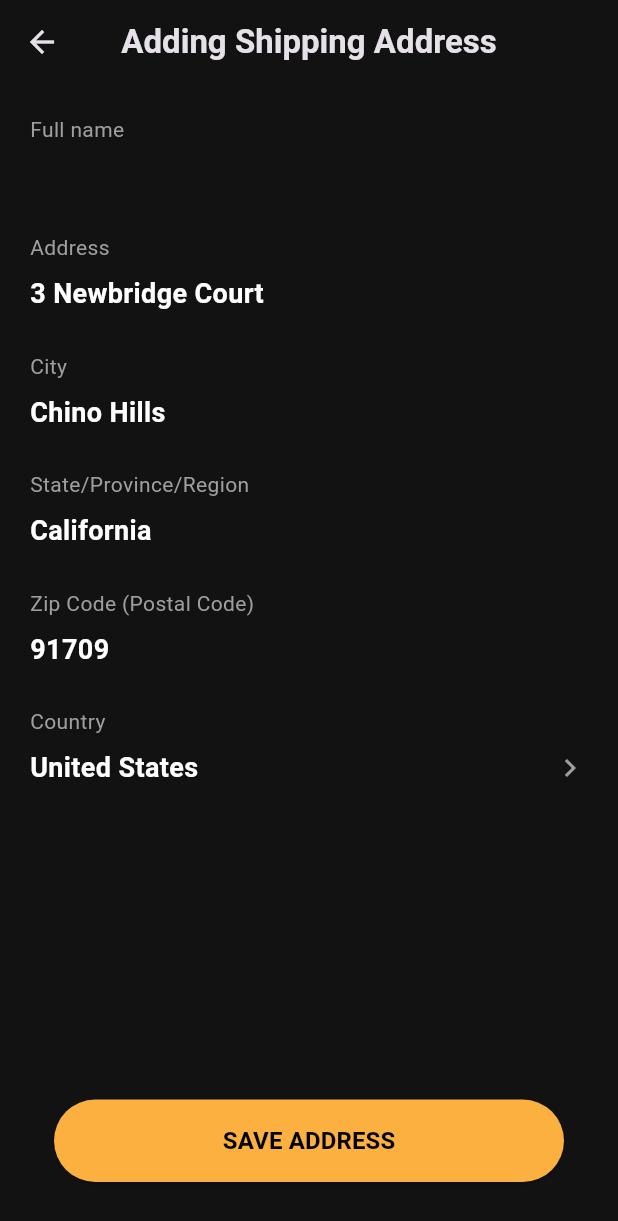
After one commit to LumeoLK/Lumeo-App, a Flutter app: the AddShippingAddressPage screen opened directly, on a phone screen of 412 x 824 dp. The commit adds this screen. Shown: the top 1221 px of the screen. Run offline on Flutter 3.47's test engine with Material 3 defaults, Android fonts, the phone set to English and light mode, and no system bars; our stand-ins replace flutter_riverpod, get, google_sign_in, shared_preferences, socket_io_client, video_player; accounts and stored records are empty.

Commit message:
add shipping adresspage added and connected to cart

```diff
--- /dev/null
+++ b/demo/lib/pages/add_shipping_address.dart
@@ -0,0 +1,108 @@
+import 'package:flutter/material.dart';
+import 'reserve_success.dart';
+
+class AddShippingAddressPage extends StatelessWidget {
+  const AddShippingAddressPage({super.key});
+
+  @override
+  Widget build(BuildContext context) {
+    return Scaffold(
+      backgroundColor: const Color(0xFF121212),
+      appBar: AppBar(
+        backgroundColor: Colors.transparent,
+        elevation: 0,
+        leading: const Icon(Icons.arrow_back),
+        title: const Text(
+          "Adding Shipping Address",
+          style: TextStyle(fontWeight: FontWeight.w600),
+        ),
+        centerTitle: true,
+      ),
+      body: Padding(
+        padding: const EdgeInsets.symmetric(horizontal: 20),
+        child: Column(
+          children: [
+            const SizedBox(height: 20),
+
+            _buildField("Full name", ""),
+            _buildField("Address", "3 Newbridge Court"),
+            _buildField("City", "Chino Hills"),
+            _buildField("State/Province/Region", "California"),
+            _buildField("Zip Code (Postal Code)", "91709"),
+            _buildField("Country", "United States", isArrow: true),
+
+            const Spacer(),
+
+            Padding(
+              padding: const EdgeInsets.all(16.0),
+              child: SizedBox(
+                width: double.infinity,
+                height: 55,
+                child: ElevatedButton(
+                  onPressed: () {
+                    Navigator.push(
+                      context,
+                      MaterialPageRoute(
+                        builder: (context) => const ReserveSuccessPage(),
+                      ),
+                    );
+                  },
+                  style: ElevatedButton.styleFrom(
+                    backgroundColor: const Color(0xFFFBB040),
+                    shape: RoundedRectangleBorder(
+                      borderRadius: BorderRadius.circular(30),
+                    ),
+                  ),
+                  child: const Text(
+                    'SAVE ADDRESS',
+                    style: TextStyle(
+                      color: Colors.black,
+                      fontSize: 16,
+                      fontWeight: FontWeight.bold,
+                    ),
+                  ),
+                ),
+              ),
+            ),
+
+            const SizedBox(height: 20),
+          ],
+        ),
+      ),
+    );
+  }
+
+  Widget _buildField(String label, String value, {bool isArrow = false}) {
+    return Padding(
+      padding: const EdgeInsets.only(bottom: 25),
+      child: Column(
+        crossAxisAlignment: CrossAxisAlignment.start,
+        children: [
+          Text(
+            label,
+            style: const TextStyle(
+              color: Colors.grey,
+              fontSize: 14,
+            ),
+          ),
+          const SizedBox(height: 8),
+          Row(
+            mainAxisAlignment: MainAxisAlignment.spaceBetween,
+            children: [
+              Text(
+                value,
+                style: const TextStyle(
+                  color: Colors.white,
+                  fontSize: 18,
+                  fontWeight: FontWeight.w600,
+                ),
+              ),
+              if (isArrow)
+                const Icon(Icons.chevron_right, color: Colors.grey)
+            ],
+          ),
+        ],
+      ),
+    );
+  }
+}
--- a/demo/lib/pages/cart_page.dart
+++ b/demo/lib/pages/cart_page.dart
@@ -3,7 +3,7 @@ import 'package:flutter_riverpod/flutter_riverpod.dart';
 import '../providers/cart_provider.dart';
 import '../model/cart_item.dart';
 import 'package:lumeo_v2/widgets/search_bar.dart';
-import 'address_selection_page.dart';
+import 'add_shipping_address.dart';
 
 class CartPage extends ConsumerStatefulWidget {
   const CartPage({Key? key}) : super(key: key);
@@ -162,7 +162,7 @@ class _CartPageState extends ConsumerState<CartPage> {
                   Navigator.push(
                     context,
                     MaterialPageRoute(
-                      builder: (context) => const AddressSelectionPage(),
+                      builder: (context) => AddShippingAddressPage(),
                     ),
                   );
                 },
```
Also changed, not shown: demo/lib/pages/address_selection_page.dart (deleted, +0 -260 lines).
